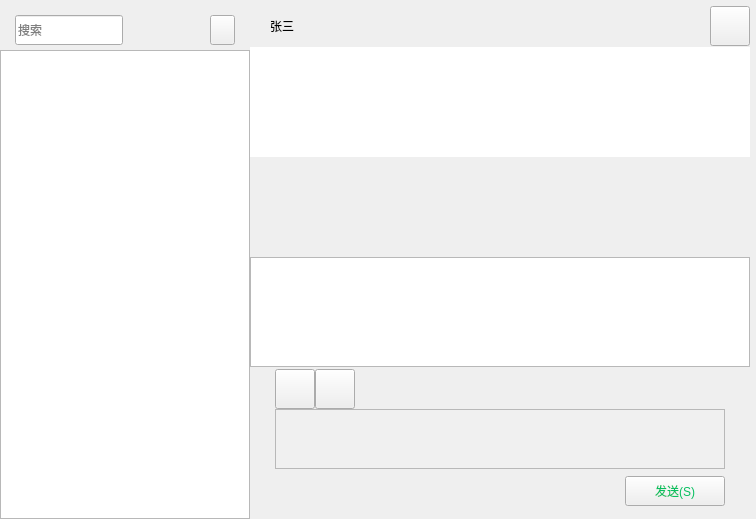
Old version of the form ui_components/forms/chatwidget.ui in the repository ASUJY/WeLink.
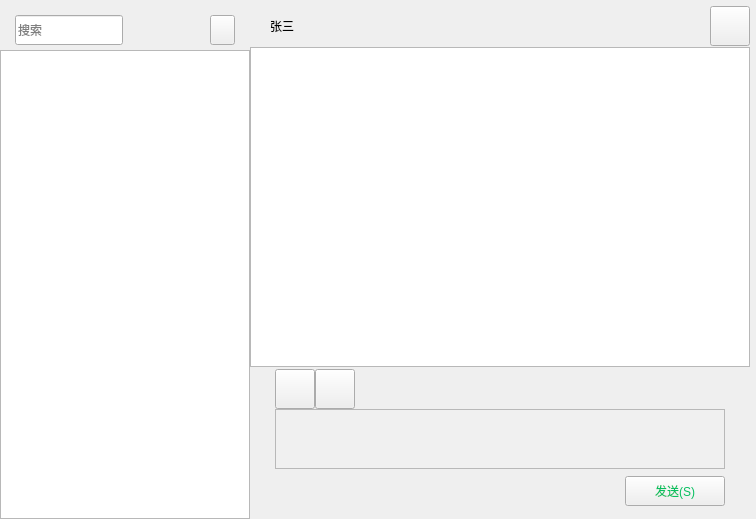
New version of the form. Icons and pictures are not drawn. Custom widgets are drawn as their Qt base class.

Commit message: feat:删除用QListWidget来承载和显示聊天消息的方案的相关代码

What changed in the file:
```diff
--- a/ui_components/forms/chatwidget.ui
+++ b/ui_components/forms/chatwidget.ui
@@ -396,47 +396,6 @@
               <number>100</number>
              </property>
              <item row="0" column="0">
-              <widget class="QListWidget" name="chatListWidget">
-               <property name="minimumSize">
-                <size>
-                 <width>0</width>
-                 <height>0</height>
-                </size>
-               </property>
-               <property name="maximumSize">
-                <size>
-                 <width>16777215</width>
-                 <height>16777215</height>
-                </size>
-               </property>
-               <property name="styleSheet">
-                <string notr="true">QListWidget{
-            background:white;
-            border:none;
-            outline:none;
-        }
-        QListWidget::item{
-            background:transparent;
-            border:none;
-            outline:none;
-        }
-        QListWidget::item:hover{
-            background:transparent;
-            border:none;
-            outline:none;
-        }
-        QListWidget::item:selected{
-            background:transparent;
-            border:none;
-            outline:none;
-        }
-        QListWidget::item:focus{
-            outline:none;
-        }</string>
-               </property>
-              </widget>
-             </item>
-             <item row="1" column="0">
               <widget class="ChatMsgListView" name="chatListView"/>
              </item>
             </layout>
```
The commit also changes 17 other files.
